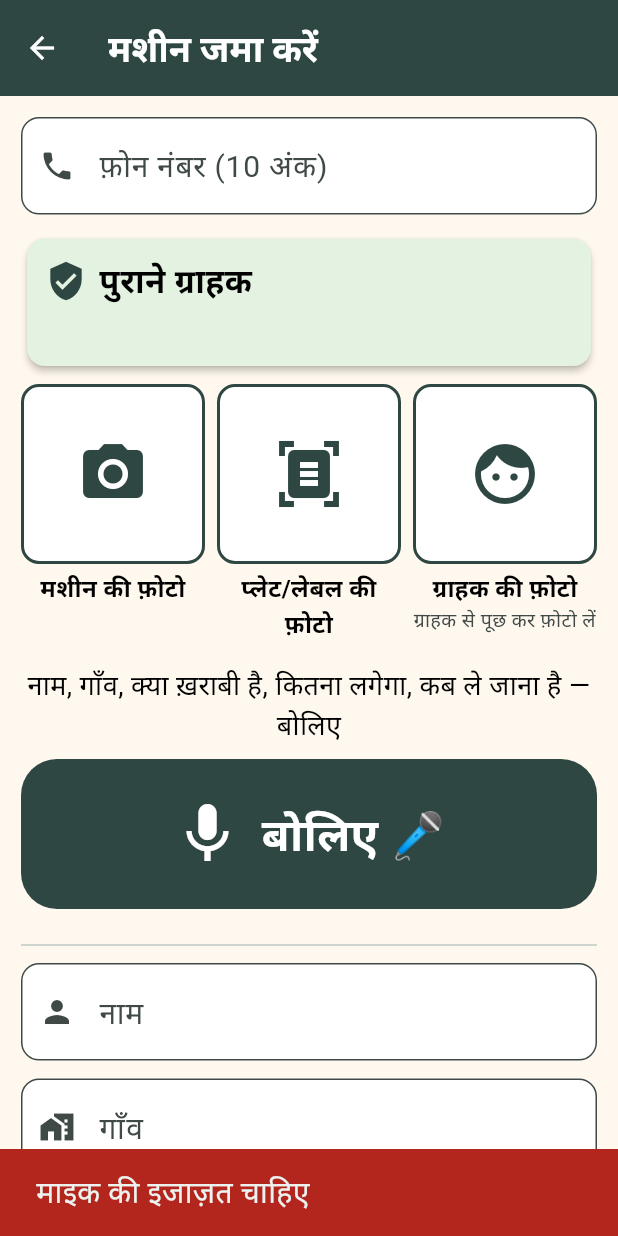
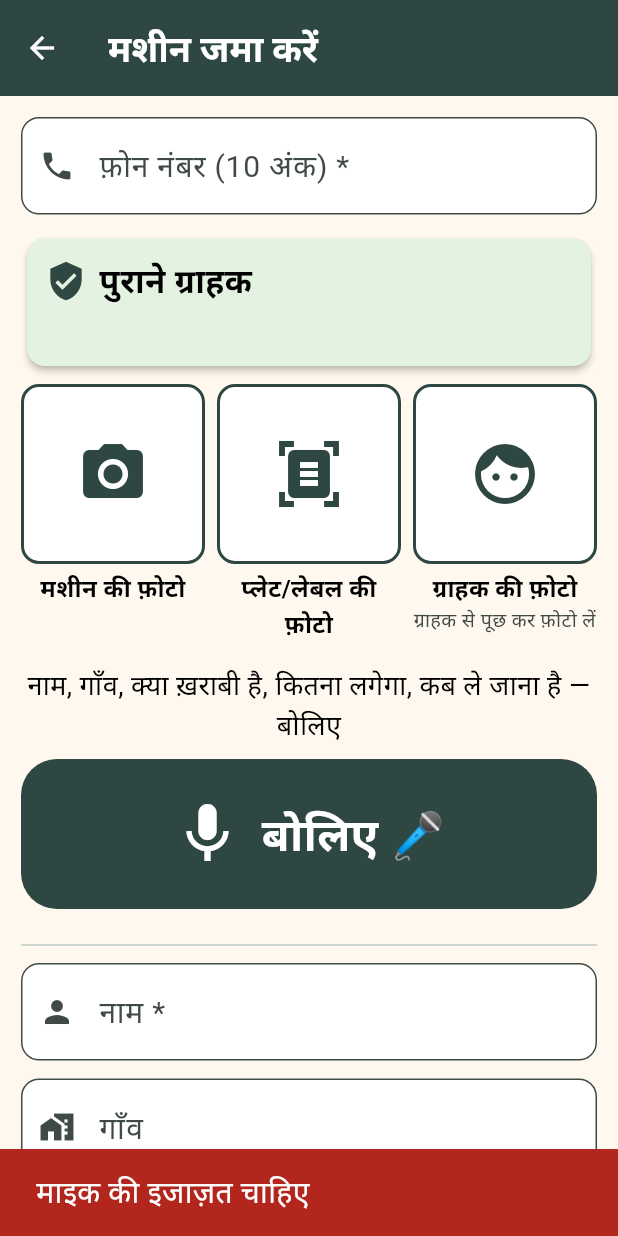
Before and after one commit to Rahullkumr/repairwala, a Flutter app: the JobFormScreen screen opened directly, after a tap on "बोलिए 🎤", on a phone screen of 412 x 824 dp. Run offline on Flutter 3.47's test engine with Material 3 defaults, Android fonts, the phone set to English and light mode, and no system bars; our stand-ins replace audioplayers, image_picker, share_plus, shared_preferences; missing offline and left inert: record; accounts and stored records are empty.

Commit message:
fix(app): check required fields before saving a job
Phone (valid mobile), name, machine type and, for a quick fix, the total
are marked with * and checked on save. Missing ones turn red with a
message, the form scrolls to the first one, and each message clears as
soon as the field is filled (by hand, by voice or from the customer
lookup). Snackbar text is now white so it reads in dark mode too.

```diff
--- a/app/lib/screens/job_form_screen.dart
+++ b/app/lib/screens/job_form_screen.dart
@@ -67,6 +67,25 @@ class _JobFormScreenState extends State<JobFormScreen> {
 
   bool get _busy => _busyText.isNotEmpty || _saving;
 
+  // Validation: field key -> message, shown in red under the field until it is fixed.
+  final _errors = <String, String>{};
+  final _keys = {
+    for (final k in ['phone', 'name', 'appliance', 'amount']) k: GlobalKey(),
+  };
+  final _scroll = ScrollController();
+  static final _mobile = RegExp(r'^[6-9]\d{9}$');
+
+  Map<String, String> _validate() => {
+    if (!_mobile.hasMatch(_phone.text.trim())) 'phone': S.errPhone,
+    if (_name.text.trim().isEmpty) 'name': S.errName,
+    if (_appliance == null) 'appliance': S.errAppliance,
+    if (!_intake && _num(_finalAmount) == null) 'amount': S.errAmount,
+  };
+
+  void _clearError(String key) {
+    if (_errors.containsKey(key)) setState(() => _errors.remove(key));
+  }
+
   @override
   void initState() {
     super.initState();
@@ -82,6 +101,7 @@ class _JobFormScreenState extends State<JobFormScreen> {
   void dispose() {
     _timer?.cancel();
     _tick?.cancel();
+    _scroll.dispose();
     _rec.dispose();
     for (final c in [
       _phone,
@@ -119,6 +139,7 @@ class _JobFormScreenState extends State<JobFormScreen> {
       if (c != null) {
         if (_name.text.isEmpty && (c.name ?? '').isNotEmpty) {
           _name.text = c.name!;
+          _clearError('name');
         }
         if (_village.text.isEmpty && (c.village ?? '').isNotEmpty) {
           _village.text = c.village!;
@@ -272,6 +293,8 @@ class _JobFormScreenState extends State<JobFormScreen> {
         if (_pickup == null && p.pickupDate != null) {
           _pickup = DateTime.tryParse(p.pickupDate!);
         }
+        // Fields the voice just filled no longer need their red message.
+        _errors.removeWhere((k, _) => !_validate().containsKey(k));
       });
     } catch (e) {
       if (mounted && op == _voiceOp) showError(context, e);
@@ -285,12 +308,39 @@ class _JobFormScreenState extends State<JobFormScreen> {
 
   Future<void> _save() async {
     final phone = _phone.text.trim();
-    if (_intake && phone.length != 10) {
-      showMsg(context, S.phoneNeeded, error: true);
-      return;
-    }
-    if (phone.isNotEmpty && phone.length != 10) {
-      showMsg(context, S.phoneNeeded, error: true);
+    final errors = _validate();
+    setState(() {
+      _errors
+        ..clear()
+        ..addAll(errors);
+    });
+    if (errors.isNotEmpty) {
+      showMsg(context, S.fixErrors, error: true);
+      // Scroll to the first field that needs fixing, in screen order. The list only
+      // builds rows that are on screen, so if that field is off screen, go to the top
+      // first (all checked fields but the amount are near the top), then to the field.
+      final key = _keys[_keys.keys.firstWhere(errors.containsKey)]!;
+      void reveal() {
+        final ctx = key.currentContext;
+        if (ctx != null) {
+          Scrollable.ensureVisible(
+            ctx,
+            duration: const Duration(milliseconds: 300),
+            alignment: 0.2,
+          );
+        }
+      }
+
+      if (key.currentContext != null) {
+        reveal();
+      } else {
+        await _scroll.animateTo(
+          0,
+          duration: const Duration(milliseconds: 300),
+          curve: Curves.easeOut,
+        );
+        WidgetsBinding.instance.addPostFrameCallback((_) => reveal());
+      }
       return;
     }
     String? nz(TextEditingController c) {
@@ -300,7 +350,7 @@ class _JobFormScreenState extends State<JobFormScreen> {
 
     final data = <String, dynamic>{
       'kind': widget.kind,
-      if (phone.isNotEmpty) 'phone': phone,
+      'phone': phone,
       'name': nz(_name),
       'village': nz(_village),
       'appliance': _appliance,
@@ -371,6 +421,7 @@ class _JobFormScreenState extends State<JobFormScreen> {
     setState(() => _pickup = DateTime(n.year, n.month, n.day + days));
   }
 
+  /// [check] names a validated field: its label gets a " *", and its error shows under it.
   Widget _field(
     TextEditingController c,
     String label,
@@ -378,8 +429,10 @@ class _JobFormScreenState extends State<JobFormScreen> {
     TextInputType? type,
     int lines = 1,
     List<TextInputFormatter>? fmt,
+    String? check,
   }) {
     return Padding(
+      key: check == null ? null : _keys[check],
       padding: const EdgeInsets.only(bottom: 12),
       child: TextField(
         controller: c,
@@ -387,8 +440,14 @@ class _JobFormScreenState extends State<JobFormScreen> {
         minLines: lines,
         maxLines: lines == 1 ? 1 : 5,
         inputFormatters: fmt,
+        onChanged: check == null ? null : (_) => _clearError(check),
         style: const TextStyle(fontSize: 22),
-        decoration: InputDecoration(labelText: label, prefixIcon: Icon(icon)),
+        decoration: InputDecoration(
+          labelText: check == null ? label : '$label *',
+          prefixIcon: Icon(icon),
+          errorText: check == null ? null : _errors[check],
+          errorStyle: const TextStyle(fontSize: 16),
+        ),
       ),
     );
   }
@@ -600,7 +659,10 @@ class _JobFormScreenState extends State<JobFormScreen> {
         for (final e in S.appliances.entries)
           ChoiceChip(
             selected: _appliance == e.key,
-            onSelected: (_) => setState(() => _appliance = e.key),
+            onSelected: (_) => setState(() {
+              _appliance = e.key;
+              _errors.remove('appliance');
+            }),
             // Selection is shown by colour alone; the icon stays instead of a tick.
             showCheckmark: false,
             avatar: Icon(
@@ -659,6 +721,7 @@ class _JobFormScreenState extends State<JobFormScreen> {
     return Scaffold(
       appBar: AppBar(title: Text(_intake ? S.intakeTitle : S.quickTitle)),
       body: ListView(
+        controller: _scroll,
         padding: const EdgeInsets.all(14),
         children: [
           _field(
@@ -667,6 +730,7 @@ class _JobFormScreenState extends State<JobFormScreen> {
             Icons.phone,
             type: TextInputType.number,
             fmt: [...digits, LengthLimitingTextInputFormatter(10)],
+            check: 'phone',
           ),
           _customerBanner(),
           const SizedBox(height: 8),
@@ -720,10 +784,24 @@ class _JobFormScreenState extends State<JobFormScreen> {
               ),
             ),
           const Divider(height: 24),
-          _field(_name, S.name, Icons.person),
+          _field(_name, S.name, Icons.person, check: 'name'),
           _field(_village, S.village, Icons.home_work),
-          sectionTitle(S.appliance, icon: Icons.build),
+          KeyedSubtree(
+            key: _keys['appliance'],
+            child: sectionTitle('${S.appliance} *', icon: Icons.build),
+          ),
           _applianceGrid(),
+          if (_errors['appliance'] != null)
+            Padding(
+              padding: const EdgeInsets.only(top: 6, left: 12),
+              child: Text(
+                _errors['appliance']!,
+                style: TextStyle(
+                  fontSize: 16,
+                  color: Theme.of(context).colorScheme.error,
+                ),
+              ),
+            ),
           const SizedBox(height: 16),
           _field(_complaint, S.complaint, Icons.report_problem, lines: 2),
           _field(_diagnosis, S.diagnosis, Icons.troubleshoot, lines: 2),
@@ -770,6 +848,7 @@ class _JobFormScreenState extends State<JobFormScreen> {
               Icons.currency_rupee,
               type: TextInputType.number,
               fmt: digits,
+              check: 'amount',
             ),
             sectionTitle(S.paidQ, icon: Icons.payments),
             _payChoice(),
--- a/app/lib/widgets/common.dart
+++ b/app/lib/widgets/common.dart
@@ -12,7 +12,11 @@ void showMsg(BuildContext context, String msg, {bool error = false}) {
   m.hideCurrentSnackBar();
   m.showSnackBar(
     SnackBar(
-      content: Text(msg, style: const TextStyle(fontSize: 20)),
+      // White on the red/green bar in both light and dark mode.
+      content: Text(
+        msg,
+        style: const TextStyle(fontSize: 20, color: Colors.white),
+      ),
       backgroundColor: error ? kRed : kGreen,
       duration: Duration(seconds: error ? 5 : 3),
     ),
```
Also changed, not shown: app/lib/strings.dart (+9 -4 lines).
